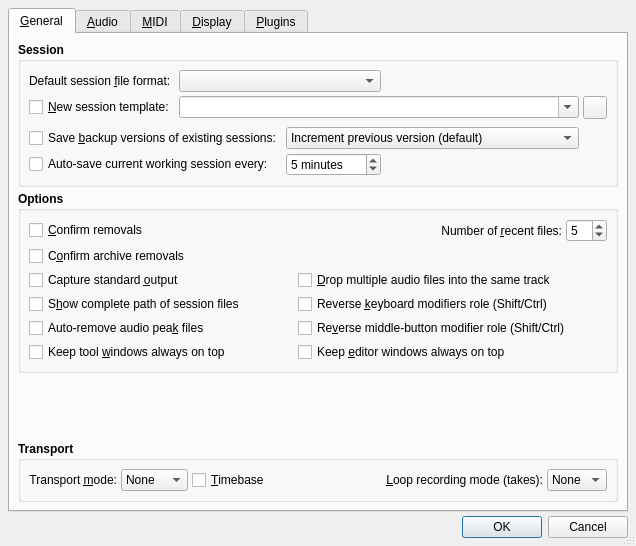
rncbc/qtractor, file src/qtractorOptionsForm.ui: the form before one commit.
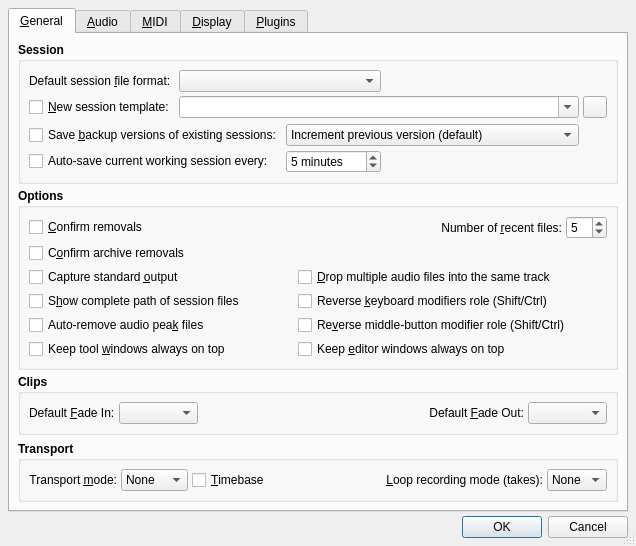
The form after the commit. Icons and pictures are not drawn. Custom widgets are drawn as their Qt base class.

Commit message: - Default Clip Fade-In/Out types (Linear, Quadratic, Cubic) are   now settable as user preference options (cf. View/Options.../   /General/Clips).

What changed in the file:
```diff
--- a/src/qtractorOptionsForm.ui
+++ b/src/qtractorOptionsForm.ui
@@ -509,6 +509,86 @@
          </layout>
         </widget>
        </item>
+       <item>
+        <widget class="QGroupBox" name="GeneralClipsGroupBox">
+         <property name="font">
+          <font>
+           <weight>75</weight>
+           <bold>true</bold>
+          </font>
+         </property>
+         <property name="title">
+          <string>Clips</string>
+         </property>
+         <property name="flat">
+          <bool>true</bool>
+         </property>
+         <layout class="QHBoxLayout">
+          <item>
+           <widget class="QLabel" name="ClipFadeInTypeLabel">
+            <property name="font">
+             <font>
+              <weight>50</weight>
+              <bold>false</bold>
+             </font>
+            </property>
+            <property name="text">
+             <string>Default &amp;Fade In:</string>
+            </property>
+            <property name="buddy">
+             <cstring>ClipFadeInTypeComboBox</cstring>
+            </property>
+           </widget>
+          </item>
+          <item>
+           <widget class="QComboBox" name="ClipFadeInTypeComboBox">
+            <property name="toolTip">
+             <string>Default clip fade-in type</string>
+            </property>
+           </widget>
+          </item>
+          <item>
+           <spacer>
+            <property name="orientation">
+             <enum>Qt::Horizontal</enum>
+            </property>
+            <property name="sizeHint">
+             <size>
+              <width>20</width>
+              <height>20</height>
+             </size>
+            </property>
+           </spacer>
+          </item>
+          <item>
+           <widget class="QLabel" name="ClipFadeOutTypeLabel">
+            <property name="font">
+             <font>
+              <weight>50</weight>
+              <bold>false</bold>
+             </font>
+            </property>
+            <property name="alignment">
+             <set>Qt::AlignRight|Qt::AlignVCenter</set>
+            </property>
+            <property name="text">
+             <string>Default &amp;Fade Out:</string>
+            </property>
+            <property name="buddy">
+             <cstring>ClipFadeOutTypeComboBox</cstring>
+            </property>
+           </widget>
+          </item>
+          <item>
+           <widget class="QComboBox" name="ClipFadeOutTypeComboBox">
+            <property name="toolTip">
+             <string>Default clip fade-out type</string>
+            </property>
+           </widget>
+          </item>
+         </layout>
+        </widget>
+       </item>
        <item>
         <spacer>
          <property name="orientation">
```
Left out of the diff: 2 changed lines with no effect on the pictures. The commit also changes 18 other files.
